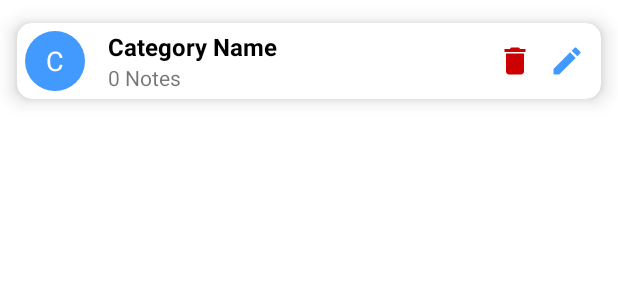
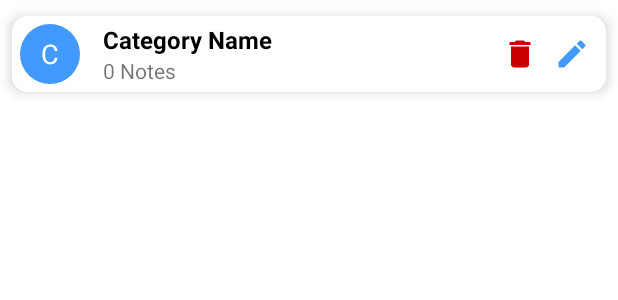
Before and after one commit to Asadrao125/Notes-App, an Android app: the layout item_categories.xml on its own in the app's theme, with its tools: preview values and no code run, on a phone screen of 412 x 824 dp. Shown: the top 300 px of the screen. Run offline under Robolectric (Android 15) with nearby library versions, the phone set to English and light mode, and no system bars; network calls fail.

```diff
--- a/app/src/main/java/com/appsxone/notesapp/activities/HomeActivity.java
+++ b/app/src/main/java/com/appsxone/notesapp/activities/HomeActivity.java
@@ -114,7 +114,6 @@ public class HomeActivity extends AppCompatActivity {
 
             }
         });
-
     }
 
     private void showFilterDialog() {
--- a/app/src/main/res/layout/item_categories.xml
+++ b/app/src/main/res/layout/item_categories.xml
@@ -3,10 +3,8 @@
     xmlns:app="http://schemas.android.com/apk/res-auto"
     android:layout_width="match_parent"
     android:layout_height="wrap_content"
-    android:elevation="8dp"
     app:cardCornerRadius="10dp"
-    app:cardElevation="8dp"
-    app:cardMaxElevation="8dp"
+    app:cardElevation="5dp"
     app:cardUseCompatPadding="true">
 
     <RelativeLayout
--- a/app/src/main/res/layout/item_notes.xml
+++ b/app/src/main/res/layout/item_notes.xml
@@ -3,10 +3,8 @@
     xmlns:app="http://schemas.android.com/apk/res-auto"
     android:layout_width="match_parent"
     android:layout_height="wrap_content"
-    android:elevation="8dp"
     app:cardCornerRadius="10dp"
-    app:cardElevation="8dp"
-    app:cardMaxElevation="8dp"
+    app:cardElevation="5dp"
     app:cardUseCompatPadding="true">
 
     <LinearLayout
```
